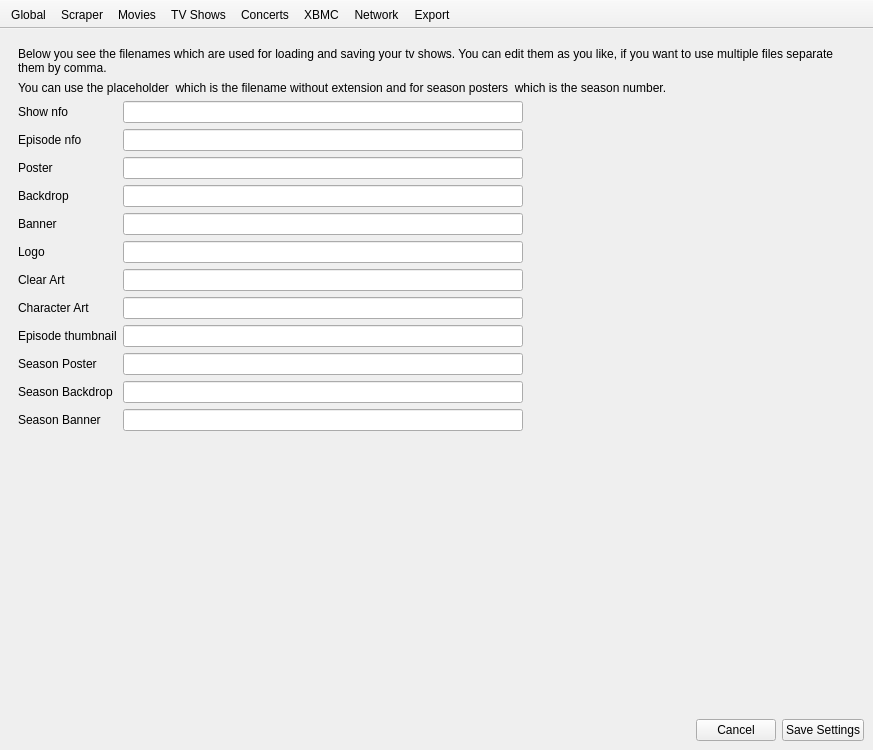
Above: settings/SettingsWindow.ui from Komet/MediaElch before the change. Below: the same form after it.
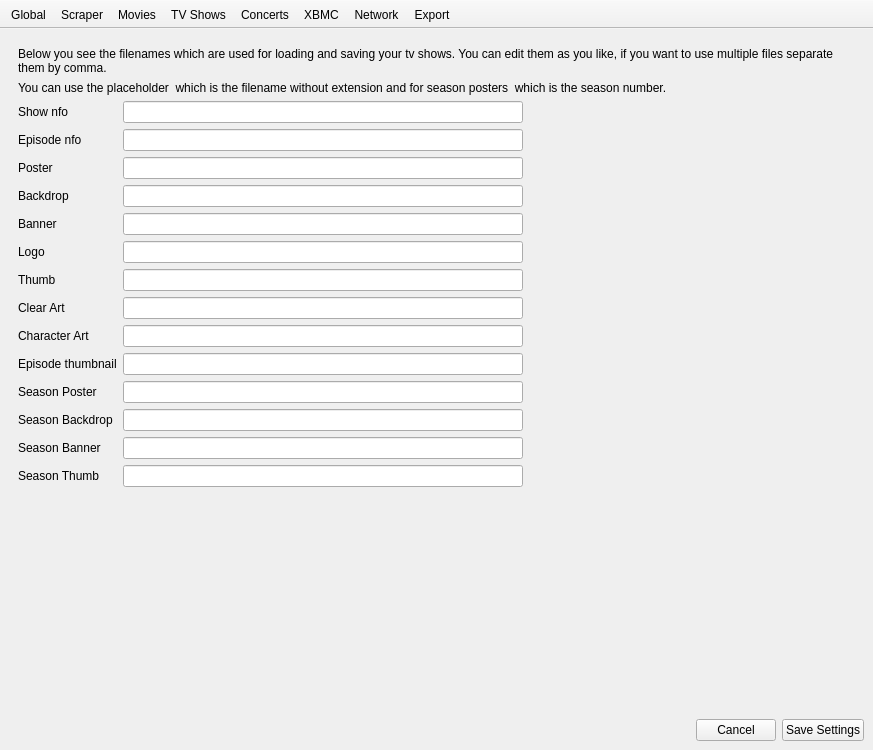
That is the form after the change. The open tabs and pages were chosen to show the change. Icons and pictures are not drawn. Custom widgets are drawn as their Qt base class.

Commit message: Fixes #614 Thumbs for tv shows

```diff
--- a/settings/SettingsWindow.ui
+++ b/settings/SettingsWindow.ui
@@ -13,6 +13,12 @@
     <height>750</height>
    </rect>
   </property>
+  <property name="minimumSize">
+   <size>
+    <width>600</width>
+    <height>0</height>
+   </size>
+  </property>
   <property name="windowTitle">
    <string>Settings</string>
   </property>
@@ -565,28 +571,28 @@
             </property>
            </widget>
           </item>
-          <item row="6" column="0">
+          <item row="7" column="0">
            <widget class="QLabel" name="label_34">
             <property name="text">
              <string>Clear Art</string>
             </property>
            </widget>
           </item>
-          <item row="7" column="0">
+          <item row="8" column="0">
            <widget class="QLabel" name="label_30">
             <property name="text">
              <string>Character Art</string>
             </property>
            </widget>
           </item>
-          <item row="9" column="0">
+          <item row="10" column="0">
            <widget class="QLabel" name="label_31">
             <property name="text">
              <string>Season Poster</string>
             </property>
            </widget>
           </item>
-          <item row="10" column="0">
+          <item row="11" column="0">
            <widget class="QLabel" name="label_35">
             <property name="text">
              <string>Season Backdrop</string>
@@ -600,14 +606,14 @@
             </property>
            </widget>
           </item>
-          <item row="8" column="0">
+          <item row="9" column="0">
            <widget class="QLabel" name="label_36">
             <property name="text">
              <string>Episode thumbnail</string>
             </property>
            </widget>
           </item>
-          <item row="11" column="0">
+          <item row="12" column="0">
            <widget class="QLabel" name="label_37">
             <property name="text">
              <string>Season Banner</string>
@@ -674,7 +680,7 @@
             </property>
            </widget>
           </item>
-          <item row="6" column="1">
+          <item row="7" column="1">
            <widget class="QLineEdit" name="showClearArt">
             <property name="maximumSize">
              <size>
@@ -684,18 +690,8 @@
             </property>
            </widget>
           </item>
-          <item row="7" column="1">
-           <widget class="QLineEdit" name="showCharacterArt">
-            <property name="maximumSize">
-             <size>
-              <width>400</width>
-              <height>16777215</height>
-             </size>
-            </property>
-           </widget>
-          </item>
           <item row="8" column="1">
-           <widget class="QLineEdit" name="showEpisodeThumbnail">
+           <widget class="QLineEdit" name="showCharacterArt">
             <property name="maximumSize">
              <size>
               <width>400</width>
@@ -705,7 +701,7 @@
            </widget>
           </item>
           <item row="9" column="1">
-           <widget class="QLineEdit" name="showSeasonPoster">
+           <widget class="QLineEdit" name="showEpisodeThumbnail">
             <property name="maximumSize">
              <size>
               <width>400</width>
@@ -715,7 +711,7 @@
            </widget>
           </item>
           <item row="10" column="1">
-           <widget class="QLineEdit" name="showSeasonBackdrop">
+           <widget class="QLineEdit" name="showSeasonPoster">
             <property name="maximumSize">
              <size>
               <width>400</width>
@@ -725,6 +721,16 @@
            </widget>
           </item>
           <item row="11" column="1">
+           <widget class="QLineEdit" name="showSeasonBackdrop">
+            <property name="maximumSize">
+             <size>
+              <width>400</width>
+              <height>16777215</height>
+             </size>
+            </property>
+           </widget>
+          </item>
+          <item row="12" column="1">
            <widget class="QLineEdit" name="showSeasonBanner">
             <property name="maximumSize">
              <size>
@@ -734,6 +740,40 @@
             </property>
            </widget>
           </item>
+          <item row="13" column="0">
+           <widget class="QLabel" name="label_51">
+            <property name="text">
+             <string>Season Thumb</string>
+            </property>
+           </widget>
+          </item>
+          <item row="6" column="0">
+           <widget class="QLabel" name="label_52">
+            <property name="text">
+             <string>Thumb</string>
+            </property>
+           </widget>
+          </item>
+          <item row="6" column="1">
+           <widget class="QLineEdit" name="showThumb">
+            <property name="maximumSize">
+             <size>
+              <width>400</width>
+              <height>16777215</height>
+             </size>
+            </property>
+           </widget>
+          </item>
+          <item row="13" column="1">
+           <widget class="QLineEdit" name="showSeasonThumb">
+            <property name="maximumSize">
+             <size>
+              <width>400</width>
+              <height>16777215</height>
+             </size>
+            </property>
+           </widget>
+          </item>
          </layout>
         </item>
        </layout>
```
The commit also changes 32 other files.
